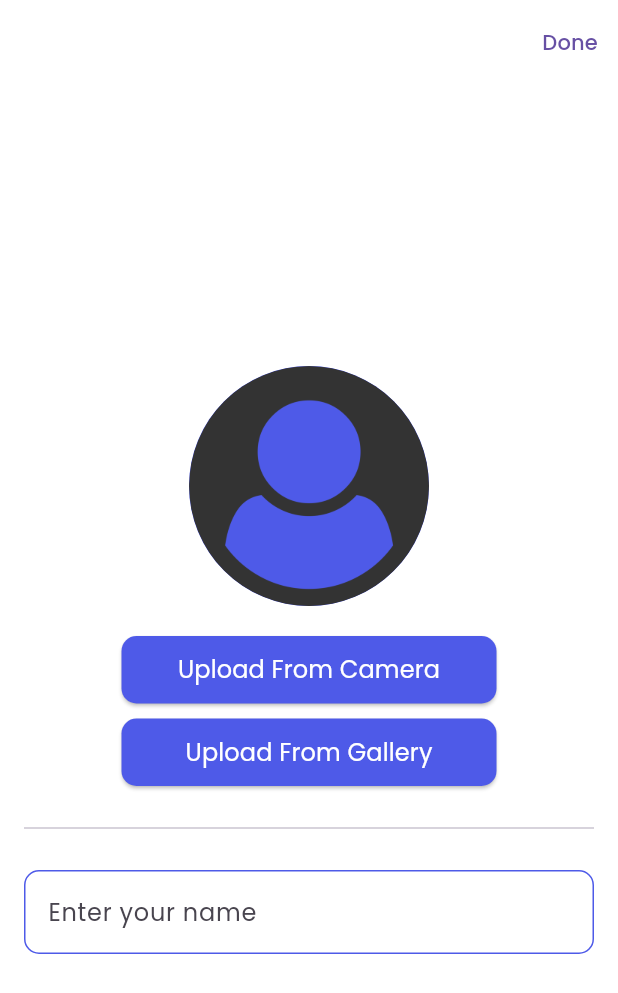
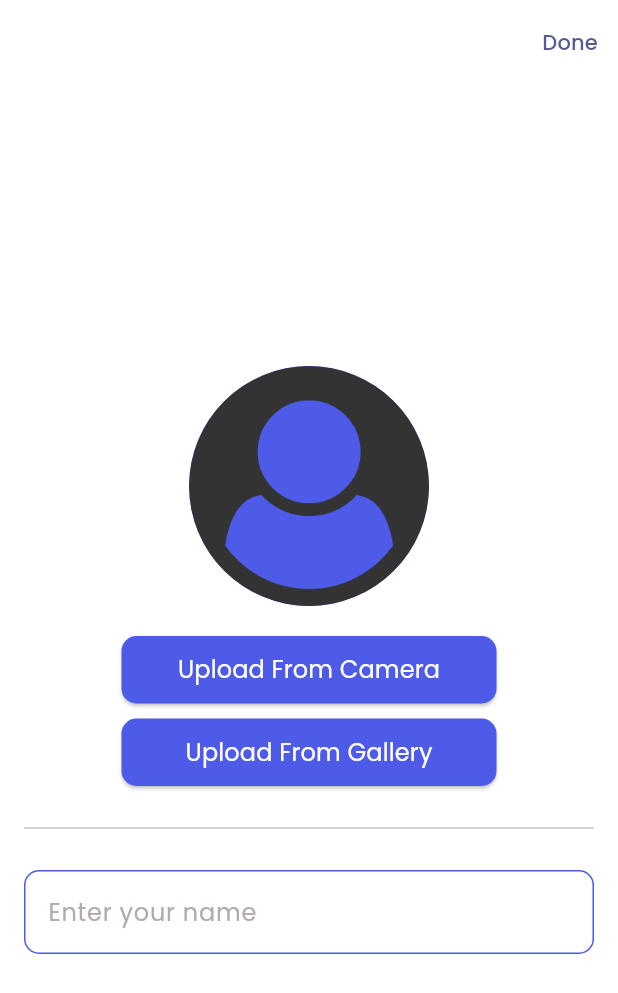
Before and after one commit to sayedabdul-aziz/DEPI, a Flutter app: the screen it shows after launch, after a tap on "Upload From Camera", on a phone screen of 412 x 824 dp. Shown: the top 993 px of the screen. Run offline on Flutter 3.47's test engine with Material 3 defaults, Android fonts, the phone set to English and light mode, and no system bars; our stand-ins replace date_picker_timeline, flutter_svg, gap, hive, hive_flutter, image_picker and 1 more; accounts and stored records are empty; project files that could hold a hidden picture were left out.

Commit message:
session 8/23

```diff
--- a/Flutter/taskati/lib/core/extentions/navigation.dart
+++ b/Flutter/taskati/lib/core/extentions/navigation.dart
@@ -1,7 +1,7 @@
 import 'package:flutter/material.dart';
 
-pushTo(BuildContext context, Widget page) {
-  Navigator.push(context, MaterialPageRoute(builder: (context) => page));
+Future pushTo(BuildContext context, Widget page) {
+  return Navigator.push(context, MaterialPageRoute(builder: (context) => page));
 }
 
 pushWithReplacement(BuildContext context, Widget page) {
--- /dev/null
+++ b/Flutter/taskati/lib/core/models/task_model.dart
@@ -0,0 +1,55 @@
+import 'package:hive/hive.dart';
+
+part 'task_model.g.dart';
+
+@HiveType(typeId: 0)
+class TaskModel {
+  @HiveField(0)
+  final String id;
+  @HiveField(1)
+  final String title;
+  @HiveField(2)
+  final String? description;
+  @HiveField(3)
+  final String date;
+  @HiveField(4)
+  final String startTime;
+  @HiveField(5)
+  final String endTime;
+  @HiveField(6)
+  final int color;
+  @HiveField(7)
+  final bool isCompleted;
+
+  TaskModel({
+    required this.id,
+    required this.title,
+    this.description,
+    required this.date,
+    required this.startTime,
+    required this.endTime,
+    required this.color,
+    required this.isCompleted,
+  });
+
+  copyWith({
+    String? title,
+    String? description,
+    String? date,
+    String? startTime,
+    String? endTime,
+    int? color,
+    bool? isCompleted,
+  }) {
+    return TaskModel(
+      id: id,
+      title: title ?? this.title,
+      description: description ?? this.description,
+      date: date ?? this.date,
+      startTime: startTime ?? this.startTime,
+      endTime: endTime ?? this.endTime,
+      color: color ?? this.color,
+      isCompleted: isCompleted ?? this.isCompleted,
+    );
+  }
+}
--- a/Flutter/taskati/lib/core/services/local_helper.dart
+++ b/Flutter/taskati/lib/core/services/local_helper.dart
@@ -1,15 +1,28 @@
 import 'package:hive_flutter/hive_flutter.dart';
+import 'package:taskati/core/models/task_model.dart';
 
 class LocalHelper {
   static late Box _userBox;
+  static late Box<TaskModel> _taskBox;
+
+  static Box<TaskModel> get taskBox => _taskBox;
+
+  static Box get userBox => _userBox;
+
+  static String kUserBox = 'user';
+  static String kTaskBox = 'task';
 
   static String kName = 'name';
   static String kImage = 'image';
   static String kIsUpload = 'isUpload';
+  static String kIsDark = 'isDark';
 
   static init() async {
-    await Hive.openBox("user");
-    _userBox = Hive.box('user');
+    Hive.registerAdapter<TaskModel>(TaskModelAdapter());
+    await Hive.openBox(kUserBox);
+    await Hive.openBox<TaskModel>(kTaskBox);
+    _userBox = Hive.box(kUserBox);
+    _taskBox = Hive.box<TaskModel>(kTaskBox);
   }
 
   static cacheData(String key, dynamic value) {
@@ -19,4 +32,12 @@ class LocalHelper {
   static getData(String key) {
     return _userBox.get(key);
   }
+
+  static cacheTask(String key, TaskModel task) {
+    _taskBox.put(key, task);
+  }
+
+  static getTask(String key) {
+    return _taskBox.get(key);
+  }
 }
--- a/Flutter/taskati/lib/core/utils/text_styles.dart
+++ b/Flutter/taskati/lib/core/utils/text_styles.dart
@@ -1,5 +1,4 @@
 import 'package:flutter/material.dart';
-import 'package:taskati/core/utils/colors.dart';
 
 class TextStyles {
   static TextStyle getTitle({
@@ -10,7 +9,7 @@ class TextStyles {
     return TextStyle(
       fontSize: fontSize ?? 18,
       fontWeight: fontWeight ?? FontWeight.bold,
-      color: color ?? AppColors.darkColor,
+      color: color,
     );
   }
 
@@ -22,7 +21,7 @@ class TextStyles {
     return TextStyle(
       fontSize: fontSize ?? 16,
       fontWeight: fontWeight ?? FontWeight.normal,
-      color: color ?? AppColors.darkColor,
+      color: color,
     );
   }
 
@@ -34,7 +33,7 @@ class TextStyles {
     return TextStyle(
       fontSize: fontSize ?? 14,
       fontWeight: fontWeight ?? FontWeight.normal,
-      color: color ?? AppColors.greyColor,
+      color: color,
     );
   }
 }
--- a/Flutter/taskati/lib/core/utils/themes.dart
+++ b/Flutter/taskati/lib/core/utils/themes.dart
@@ -0,0 +1,91 @@
+import 'package:flutter/material.dart';
+import 'package:taskati/core/utils/colors.dart';
+import 'package:taskati/core/utils/text_styles.dart';
+
+class AppThemes {
+  static get lightTheme => ThemeData(
+    scaffoldBackgroundColor: Colors.white,
+    appBarTheme: AppBarTheme(
+      backgroundColor: Colors.white,
+      foregroundColor: AppColors.primaryColor,
+      surfaceTintColor: Colors.transparent,
+      titleTextStyle: TextStyles.getTitle(color: AppColors.primaryColor),
+    ),
+    fontFamily: 'Poppins',
+    colorScheme: ColorScheme.fromSeed(
+      seedColor: AppColors.primaryColor,
+      onSurface: AppColors.darkColor,
+    ),
+    datePickerTheme: DatePickerThemeData(backgroundColor: Colors.white),
+    inputDecorationTheme: InputDecorationTheme(
+      hintStyle: TextStyles.getBody(color: AppColors.greyColor),
+      enabledBorder: OutlineInputBorder(
+        borderSide: BorderSide(color: AppColors.primaryColor),
+        borderRadius: BorderRadius.circular(10),
+      ),
+      focusedBorder: OutlineInputBorder(
+        borderSide: BorderSide(color: AppColors.primaryColor),
+        borderRadius: BorderRadius.circular(10),
+      ),
+      errorBorder: OutlineInputBorder(
+        borderSide: BorderSide(color: Colors.red),
+        borderRadius: BorderRadius.circular(10),
+      ),
+      focusedErrorBorder: OutlineInputBorder(
+        borderSide: BorderSide(color: Colors.red),
+        borderRadius: BorderRadius.circular(10),
+      ),
+      disabledBorder: OutlineInputBorder(
+        borderSide: BorderSide(color: AppColors.primaryColor),
+        borderRadius: BorderRadius.circular(10),
+      ),
+    ),
+  );
+
+  static get darkTheme => ThemeData(
+    scaffoldBackgroundColor: AppColors.darkColor,
+    appBarTheme: AppBarTheme(
+      backgroundColor: AppColors.darkColor,
+      foregroundColor: AppColors.primaryColor,
+      surfaceTintColor: Colors.transparent,
+      titleTextStyle: TextStyles.getTitle(color: AppColors.primaryColor),
+    ),
+    fontFamily: 'Poppins',
+    colorScheme: ColorScheme.fromSeed(
+      seedColor: AppColors.primaryColor,
+      onSurface: AppColors.whiteColor,
+    ),
+    datePickerTheme: DatePickerThemeData(
+      backgroundColor: AppColors.darkColor,
+      headerForegroundColor: AppColors.primaryColor,
+    ),
+    timePickerTheme: TimePickerThemeData(
+      backgroundColor: AppColors.darkColor,
+      dialBackgroundColor: AppColors.darkColor,
+      hourMinuteColor: AppColors.darkColor,
+    ),
+    inputDecorationTheme: InputDecorationTheme(
+      hintStyle: TextStyles.getBody(color: AppColors.greyColor),
+      enabledBorder: OutlineInputBorder(
+        borderSide: BorderSide(color: AppColors.primaryColor),
+        borderRadius: BorderRadius.circular(10),
+      ),
+      focusedBorder: OutlineInputBorder(
+        borderSide: BorderSide(color: AppColors.primaryColor),
+        borderRadius: BorderRadius.circular(10),
+      ),
+      errorBorder: OutlineInputBorder(
+        borderSide: BorderSide(color: Colors.red),
+        borderRadius: BorderRadius.circular(10),
+      ),
+      focusedErrorBorder: OutlineInputBorder(
+        borderSide: BorderSide(color: Colors.red),
+        borderRadius: BorderRadius.circular(10),
+      ),
+      disabledBorder: OutlineInputBorder(
+        borderSide: BorderSide(color: AppColors.primaryColor),
+        borderRadius: BorderRadius.circular(10),
+      ),
+    ),
+  );
+}
--- a/Flutter/taskati/lib/features/home/widgets/today_header.dart
+++ b/Flutter/taskati/lib/features/home/widgets/today_header.dart
@@ -33,7 +33,7 @@ class TodayHeader extends StatelessWidget {
           width: 138,
           text: '+ Add Task',
           onPressed: () {
-            pushTo(context, AddTaskScreen());
+            pushTo(context, AddEditTaskScreen());
           },
         ),
       ],
--- a/Flutter/taskati/lib/features/upload/upload_screen.dart
+++ b/Flutter/taskati/lib/features/upload/upload_screen.dart
@@ -93,13 +93,14 @@ class _UploadScreenState extends State<UploadScreen> {
   }
 
   uploadImage(bool isCamera) async {
-    var picker = await ImagePicker().pickImage(
-      source: isCamera ? ImageSource.camera : ImageSource.gallery,
-    );
-    if (picker != null) {
-      setState(() {
-        path = picker.path;
-      });
-    }
+    await ImagePicker()
+        .pickImage(source: isCamera ? ImageSource.camera : ImageSource.gallery)
+        .then((picker) {
+          if (picker != null) {
+            setState(() {
+              path = picker.path;
+            });
+          }
+        });
   }
 }
--- a/Flutter/taskati/lib/main.dart
+++ b/Flutter/taskati/lib/main.dart
@@ -1,8 +1,7 @@
 import 'package:flutter/material.dart';
 import 'package:hive_flutter/hive_flutter.dart';
 import 'package:taskati/core/services/local_helper.dart';
-import 'package:taskati/core/utils/colors.dart';
-import 'package:taskati/core/utils/text_styles.dart';
+import 'package:taskati/core/utils/themes.dart';
 import 'package:taskati/features/splash/splash_screen.dart';
 
 Future<void> main() async {
@@ -16,41 +15,18 @@ class MainApp extends StatelessWidget {
 
   @override
   Widget build(BuildContext context) {
-    return MaterialApp(
-      debugShowCheckedModeBanner: false,
-      theme: ThemeData(
-        scaffoldBackgroundColor: Colors.white,
-        appBarTheme: AppBarTheme(
-          backgroundColor: Colors.white,
-          foregroundColor: AppColors.primaryColor,
-          surfaceTintColor: Colors.transparent,
-          titleTextStyle: TextStyles.getTitle(color: AppColors.primaryColor),
-        ),
-        fontFamily: 'Poppins',
-        inputDecorationTheme: InputDecorationTheme(
-          enabledBorder: OutlineInputBorder(
-            borderSide: BorderSide(color: AppColors.primaryColor),
-            borderRadius: BorderRadius.circular(10),
-          ),
-          focusedBorder: OutlineInputBorder(
-            borderSide: BorderSide(color: AppColors.primaryColor),
-            borderRadius: BorderRadius.circular(10),
-          ),
-          errorBorder: OutlineInputBorder(
-            borderSide: BorderSide(color: Colors.red),
-            borderRadius: BorderRadius.circular(10),
-          ),
-          focusedErrorBorder: OutlineInputBorder(
-            borderSide: BorderSide(color: Colors.red),
-            borderRadius: BorderRadius.circular(10),
-          ),
-          disabledBorder: OutlineInputBorder(
-            borderSide: BorderSide(color: AppColors.primaryColor),
-            borderRadius: BorderRadius.circular(10),
-          ),
-        ),
-      ),
-      home: SplashScreen(),
+    return ValueListenableBuilder(
+      valueListenable: LocalHelper.userBox.listenable(),
+      builder: (context, box, child) {
+        bool isDark = LocalHelper.getData(LocalHelper.kIsDark) ?? false;
+        return MaterialApp(
+          debugShowCheckedModeBanner: false,
+          themeMode: isDark ? ThemeMode.dark : ThemeMode.light,
+          theme: AppThemes.lightTheme,
+          darkTheme: AppThemes.darkTheme,
+          home: SplashScreen(),
+        );
+      },
     );
   }
 }
--- a/Flutter/taskati/pubspec.yaml
+++ b/Flutter/taskati/pubspec.yaml
@@ -21,6 +21,8 @@ dev_dependencies:
   flutter_lints: ^5.0.0
   flutter_test:
     sdk: flutter
+  hive_generator: ^2.0.1
+  build_runner: ^2.4.13
 
 flutter:
   uses-material-design: true
```
Also changed, not shown: Flutter/taskati/lib/core/constants/task_colors.dart (added, +8 -0 lines), Flutter/taskati/lib/features/add_task/page/add_task_screen.dart (+72 -22 lines), Flutter/taskati/lib/features/home/page/home_screen.dart (+2 -11 lines), Flutter/taskati/lib/features/home/widgets/home_header.dart (+14 -2 lines), Flutter/taskati/lib/features/home/widgets/task_card.dart (added, +144 -0 lines), Flutter/taskati/lib/features/home/widgets/tasks_builder.dart (added, +95 -0 lines), Flutter/taskati/lib/features/profile/profile_screen.dart (added, +29 -0 lines), Flutter/taskati/lib/core/models/task_model.g.dart (added), Flutter/taskati/pubspec.lock, 64 other files.
